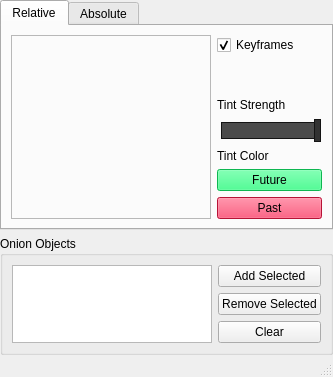
First picture: the form in 2016/onionSkinRenderer/onionSkinRendererWidget.ui, repository Viele/onionSkinRenderer, before the edit.
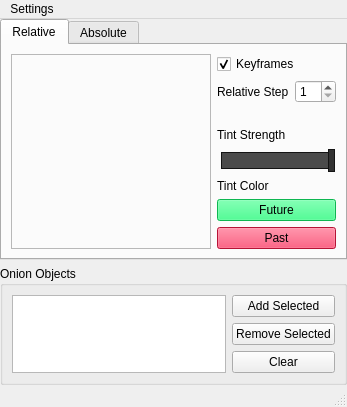
Second picture: the form after the edit.

Patch:
```diff
--- a/2016/onionSkinRenderer/onionSkinRendererWidget.ui
+++ b/2016/onionSkinRenderer/onionSkinRendererWidget.ui
@@ -6,8 +6,8 @@
    <rect>
     <x>0</x>
     <y>0</y>
-    <width>333</width>
-    <height>377</height>
+    <width>341</width>
+    <height>407</height>
    </rect>
   </property>
   <property name="windowTitle">
@@ -94,6 +94,24 @@
             </property>
            </widget>
           </item>
+          <item>
+           <layout class="QHBoxLayout" name="relative_step_layout">
+            <item>
+             <widget class="QLabel" name="relative_step_label">
+              <property name="text">
+               <string>Relative Step</string>
+              </property>
+             </widget>
+            </item>
+            <item>
+             <widget class="QSpinBox" name="relative_step_spinBox">
+              <property name="minimum">
+               <number>1</number>
+              </property>
+             </widget>
+            </item>
+           </layout>
+          </item>
           <item>
            <spacer name="relative_top_spacer">
             <property name="orientation">
@@ -441,10 +459,19 @@
     <rect>
      <x>0</x>
      <y>0</y>
-     <width>333</width>
+     <width>341</width>
      <height>21</height>
     </rect>
    </property>
+   <widget class="QMenu" name="menubar_settings">
+    <property name="title">
+     <string>Settings</string>
+    </property>
+    <addaction name="settings_clearBuffer"/>
+    <addaction name="settings_autoClearBuffer"/>
+    <addaction name="settings_preferences"/>
+   </widget>
+   <addaction name="menubar_settings"/>
   </widget>
   <widget class="QStatusBar" name="statusbar"/>
  </widget>
```
Left out of the diff: 26 changed lines with no effect on the pictures.
